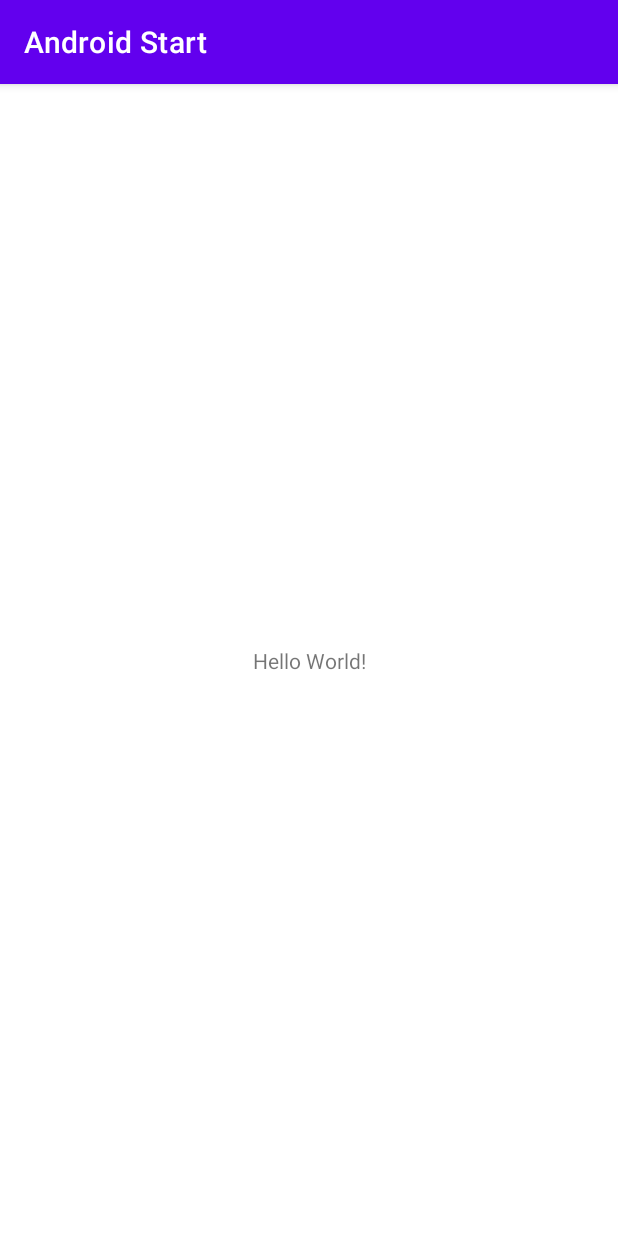
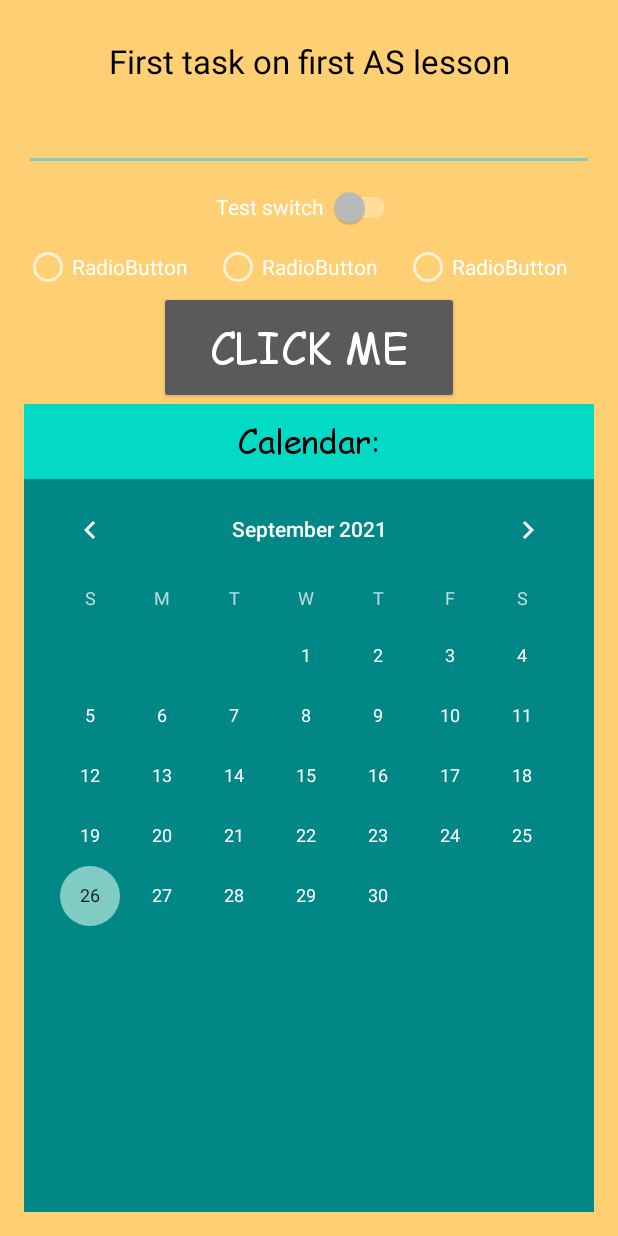
Before and after one commit to TheFear36/Android_Start, an Android app: the screen it shows after launch (MainActivity), on a phone screen of 412 x 824 dp. Run offline under Robolectric (Android 15) with nearby library versions, the phone set to English and light mode, and no system bars.

Commit message:
First home work with using initiative

```diff
--- a/app/src/main/java/com/thefear/androidstart/MainActivity.java
+++ b/app/src/main/java/com/thefear/androidstart/MainActivity.java
@@ -1,14 +1,28 @@
 package com.thefear.androidstart;
+
 
 import androidx.appcompat.app.AppCompatActivity;
 
+import android.content.Intent;
 import android.os.Bundle;
+import android.view.View;
+import android.widget.Button;
 
-public class MainActivity extends AppCompatActivity {
+public class MainActivity extends AppCompatActivity implements View.OnClickListener {
 
     @Override
     protected void onCreate(Bundle savedInstanceState) {
         super.onCreate(savedInstanceState);
         setContentView(R.layout.activity_main);
+        Button btn = (Button)findViewById(R.id.button);
+        btn.setOnClickListener(this);
     }
+
+    public void onClick(View view) {{
+        Intent i;
+        i = new Intent(this, SecondActivity.class);
+        startActivity(i);
+    }
+    }
+
 }
--- a/app/src/main/res/layout/activity_main.xml
+++ b/app/src/main/res/layout/activity_main.xml
@@ -1,18 +1,97 @@
 <?xml version="1.0" encoding="utf-8"?>
 <androidx.constraintlayout.widget.ConstraintLayout xmlns:android="http://schemas.android.com/apk/res/android"
-    xmlns:app="http://schemas.android.com/apk/res-auto"
     xmlns:tools="http://schemas.android.com/tools"
     android:layout_width="match_parent"
     android:layout_height="match_parent"
     tools:context=".MainActivity">
 
-    <TextView
-        android:layout_width="wrap_content"
-        android:layout_height="wrap_content"
-        android:text="Hello World!"
-        app:layout_constraintBottom_toBottomOf="parent"
-        app:layout_constraintLeft_toLeftOf="parent"
-        app:layout_constraintRight_toRightOf="parent"
-        app:layout_constraintTop_toTopOf="parent" />
+    <LinearLayout
+        android:layout_width="match_parent"
+        android:layout_height="match_parent"
+        android:background="@color/background_color"
+        android:fontFamily="@font/comic_sans_ms"
+        android:orientation="vertical"
+        android:padding="16dp">
+
+        <TextView
+            android:id="@+id/textView"
+            android:layout_width="match_parent"
+            android:layout_height="50dp"
+            android:gravity="center"
+            android:text="First task on first AS lesson"
+            android:textColor="@color/black"
+            android:textSize="22sp" />
+
+        <EditText
+            android:id="@+id/edit_text"
+            android:layout_width="match_parent"
+            android:layout_height="wrap_content"
+            android:minHeight="48dp" />
+
+
+        <Switch
+            android:id="@+id/switch1"
+            android:layout_width="wrap_content"
+            android:layout_height="wrap_content"
+            android:layout_gravity="center"
+            android:minHeight="48dp"
+            android:text="Test switch "
+            tools:ignore="UseSwitchCompatOrMaterialXml" />
+
+        <LinearLayout
+            android:layout_width="match_parent"
+            android:layout_height="wrap_content"
+            android:orientation="horizontal">
+
+            <RadioButton
+                android:id="@+id/radioButton5"
+                android:layout_width="wrap_content"
+                android:layout_height="wrap_content"
+                android:layout_weight="1"
+                android:text="RadioButton" />
+
+            <RadioButton
+                android:id="@+id/radioButton6"
+                android:layout_width="wrap_content"
+                android:layout_height="wrap_content"
+                android:layout_weight="1"
+                android:text="RadioButton" />
+
+            <RadioButton
+                android:id="@+id/radioButton7"
+                android:layout_width="wrap_content"
+                android:layout_height="wrap_content"
+                android:layout_weight="1"
+                android:text="RadioButton" />
+
+
+        </LinearLayout>
+
+        <Button
+            android:id="@+id/button"
+            android:layout_width="200dp"
+            android:layout_height="75dp"
+            android:layout_gravity="center"
+            android:fontFamily="@font/comic_sans_ms"
+            android:onClick="onClick"
+            android:text="Click me"
+            android:textSize="28sp" />
+
+        <TextView
+            android:layout_width="match_parent"
+            android:layout_height="50dp"
+            android:background="@color/teal_200"
+            android:fontFamily="@font/comic_sans_ms"
+            android:gravity="center"
+            android:text="Calendar:"
+            android:textColor="@color/black"
+            android:textSize="22sp" />
+
+        <CalendarView
+            android:layout_width="match_parent"
+            android:layout_height="match_parent"
+            android:background="@color/teal_700" />
+
+    </LinearLayout>
 
 </androidx.constraintlayout.widget.ConstraintLayout>
--- a/app/src/main/res/values/colors.xml
+++ b/app/src/main/res/values/colors.xml
@@ -7,4 +7,7 @@
     <color name="teal_700">#FF018786</color>
     <color name="black">#FF000000</color>
     <color name="white">#FFFFFFFF</color>
+    <color name="background_color">#FFCF73</color>
+    <color name="green">#5ae817</color>
+    <color name="edit_text">#80A2A2A2</color>
 </resources>
```
Also changed, not shown: app/src/main/AndroidManifest.xml (+7 -3 lines), app/src/main/java/com/thefear/androidstart/SecondActivity.java (added, +14 -0 lines), app/src/main/res/layout/activity_second2.xml (added, +91 -0 lines), app/src/main/res/font/comic_sans_ms.ttf (added).
